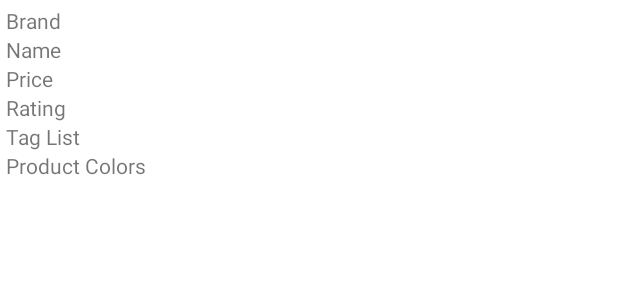
After one commit to pradyyyy/Beautyholic, an Android app: the layout item_product.xml on its own in the app's theme, with its tools: preview values and no code run, on a phone screen of 412 x 824 dp. The commit adds this screen. Shown: the top 300 px of the screen. Run offline under Robolectric (Android 15) with nearby library versions, the phone set to English and light mode, and no system bars.

Commit message:
update gradle dan menampilkan data product type blush menggunakan retrofit dan recycler view

```diff
--- a/app/build.gradle
+++ b/app/build.gradle
@@ -33,6 +33,10 @@ dependencies {
     implementation 'androidx.appcompat:appcompat:1.3.0'
     implementation 'com.google.android.material:material:1.3.0'
     implementation 'androidx.constraintlayout:constraintlayout:2.0.4'
+    implementation 'com.squareup.retrofit2:retrofit:2.1.0'
+    implementation 'com.squareup.retrofit2:converter-gson:2.1.0'
+    implementation 'com.github.bumptech.glide:glide:4.11.0'
+
     testImplementation 'junit:junit:4.+'
     androidTestImplementation 'androidx.test.ext:junit:1.1.2'
     androidTestImplementation 'androidx.test.espresso:espresso-core:3.3.0'
--- a/app/src/main/AndroidManifest.xml
+++ b/app/src/main/AndroidManifest.xml
@@ -1,6 +1,8 @@
 <?xml version="1.0" encoding="utf-8"?>
 <manifest xmlns:android="http://schemas.android.com/apk/res/android"
     package="com.pradyanti_1313617004.beautyholic">
+
+    <uses-permission android:name="android.permission.INTERNET" />
 
     <application
         android:allowBackup="true"
--- /dev/null
+++ b/app/src/main/res/layout/item_product.xml
@@ -0,0 +1,46 @@
+<?xml version="1.0" encoding="utf-8"?>
+<LinearLayout xmlns:android="http://schemas.android.com/apk/res/android"
+    xmlns:tools="http://schemas.android.com/tools"
+    android:layout_width="match_parent"
+    android:layout_height="wrap_content"
+    xmlns:app="http://schemas.android.com/apk/res-auto"
+    android:padding="4dp"
+    android:orientation="vertical">
+
+    <TextView
+        android:id="@+id/brand"
+        android:layout_width="wrap_content"
+        android:layout_height="wrap_content"
+        android:text="Brand" />
+
+    <TextView
+        android:id="@+id/name"
+        android:layout_width="wrap_content"
+        android:layout_height="wrap_content"
+        android:text="Name" />
+
+    <TextView
+        android:id="@+id/price"
+        android:layout_width="wrap_content"
+        android:layout_height="wrap_content"
+        android:text="Price" />
+
+    <TextView
+        android:id="@+id/rating"
+        android:layout_width="wrap_content"
+        android:layout_height="wrap_content"
+        android:text="Rating" />
+
+    <TextView
+        android:id="@+id/tag_list"
+        android:layout_width="wrap_content"
+        android:layout_height="wrap_content"
+        android:text="Tag List" />
+
+    <TextView
+        android:id="@+id/product_colors"
+        android:layout_width="wrap_content"
+        android:layout_height="wrap_content"
+        android:text="Product Colors" />
+
+</LinearLayout>
```
Also changed, not shown: app/src/main/java/com/pradyanti_1313617004/beautyholic/Adapter/ProductAdapter.java (added, +75 -0 lines), app/src/main/java/com/pradyanti_1313617004/beautyholic/MainActivity.java (+58 -0 lines), app/src/main/java/com/pradyanti_1313617004/beautyholic/Model/Product.java (added, +110 -0 lines), app/src/main/java/com/pradyanti_1313617004/beautyholic/Model/ProductColors.java (added, +28 -0 lines), app/src/main/java/com/pradyanti_1313617004/beautyholic/Model/ProductModel.java (added, +16 -0 lines), app/src/main/java/com/pradyanti_1313617004/beautyholic/Model/TagList.java (added, +16 -0 lines), app/src/main/java/com/pradyanti_1313617004/beautyholic/Retrofit/ApiClient.java (added, +18 -0 lines), app/src/main/java/com/pradyanti_1313617004/beautyholic/Retrofit/ApiInterface.java (added, +17 -0 lines), app/src/main/res/layout/activity_main.xml (+12 -7 lines).
